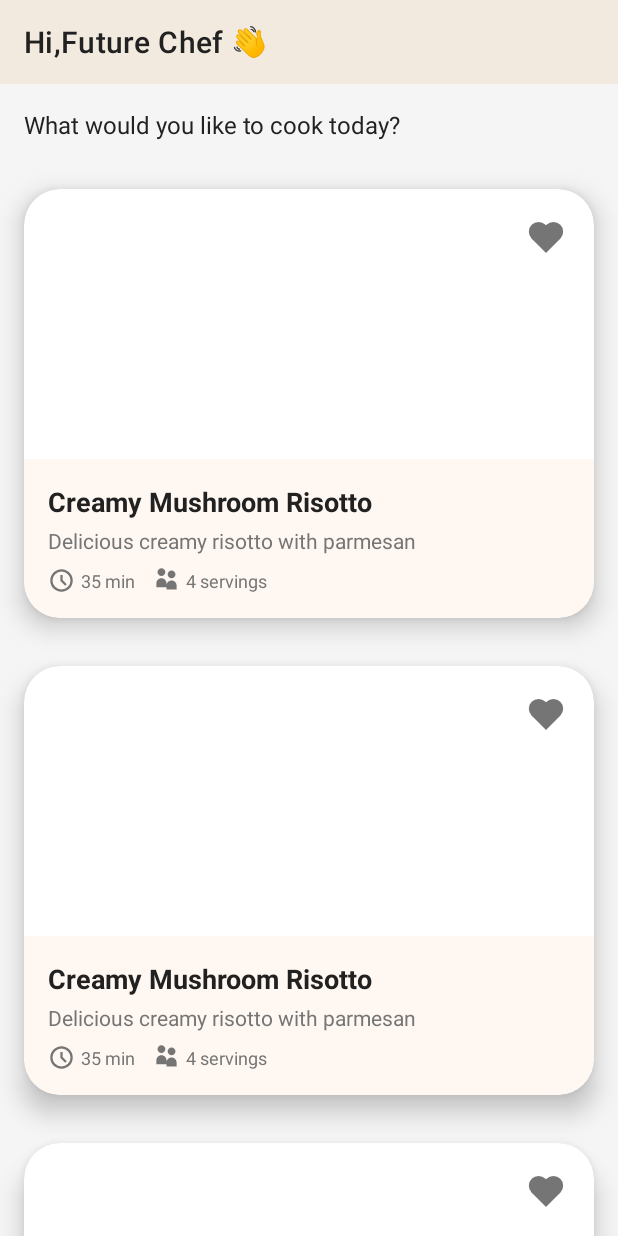
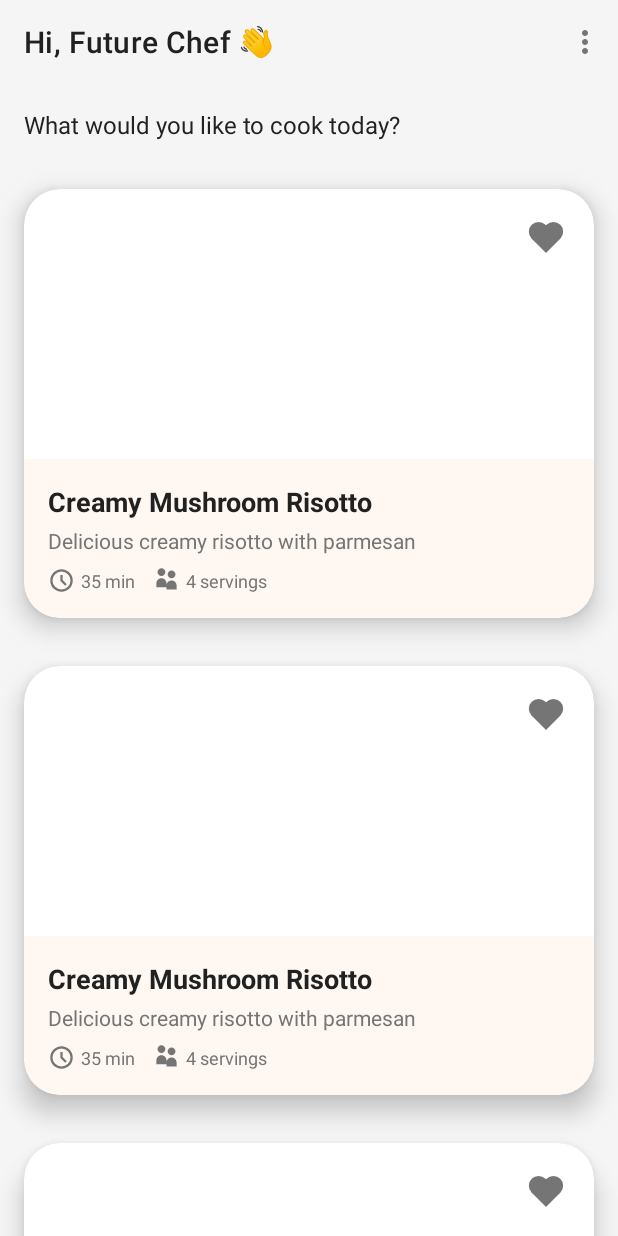
Before and after one commit to shahdhassan4601/recipe-app-kotlin, an Android app: the layout fragment_home.xml on its own in the app's theme, with its tools: preview values and no code run, on a phone screen of 412 x 824 dp. Run offline under Robolectric (Android 15) with nearby library versions, the light colour scheme and no system bars.

Commit message:
Implemented options menu in Home

```diff
--- a/app/src/main/java/com/example/recipeapp/data/prefs/SharedPrefsHelper.kt
+++ b/app/src/main/java/com/example/recipeapp/data/prefs/SharedPrefsHelper.kt
@@ -24,9 +24,11 @@ object SharedPrefsHelper {
         val prefs = context.getSharedPreferences(PREFS_NAME, Context.MODE_PRIVATE)
         return prefs.getInt(KEY_USER_ID, -1) // -1 means not found
     }
-
     fun logout(context: Context) {
         val prefs = context.getSharedPreferences(PREFS_NAME, Context.MODE_PRIVATE)
-        prefs.edit().clear().apply()
+        prefs.edit()
+            .putBoolean(KEY_LOGGED_IN, false)  // This is critical!
+            .remove(KEY_USER_ID)
+            .apply()
     }
 }
--- a/app/src/main/res/layout/fragment_home.xml
+++ b/app/src/main/res/layout/fragment_home.xml
@@ -11,13 +11,14 @@
         android:id="@+id/toolbar"
         android:layout_width="0dp"
         android:layout_height="?attr/actionBarSize"
-        android:background="@color/cremay"
+        android:background="@color/background_light"
 
-        app:title="Hi,Future Chef 👋"
+        app:title="Hi, Future Chef 👋"
         app:titleTextColor="@color/primaryTextColor"
         app:layout_constraintEnd_toEndOf="parent"
         app:layout_constraintStart_toStartOf="parent"
-        app:layout_constraintTop_toTopOf="parent" />
+        app:layout_constraintTop_toTopOf="parent"
+        app:menu="@menu/toolbar_menu" />
 
     <TextView
         android:id="@+id/subtitleText"
--- /dev/null
+++ b/app/src/main/res/menu/toolbar_menu.xml
@@ -0,0 +1,12 @@
+<?xml version="1.0" encoding="utf-8"?>
+<menu xmlns:android="http://schemas.android.com/apk/res/android"
+    xmlns:app="http://schemas.android.com/apk/res-auto">
+    <item
+        android:id="@+id/action_settings"
+        android:title="About"
+        app:showAsAction="never" />
+    <item
+        android:id="@+id/action_logout"
+        android:title="Logout"
+        app:showAsAction="never" />
+</menu>
```
Also changed, not shown: app/src/main/java/com/example/recipeapp/ui/home/HomeFragment.kt (+23 -1 lines), app/src/main/res/drawable/logout.xml (added, +9 -0 lines).
